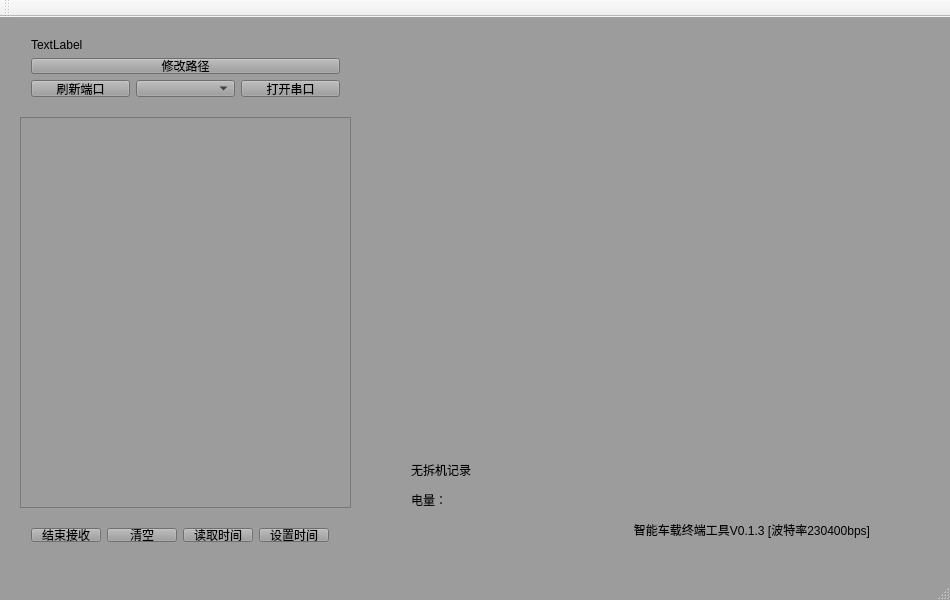
Before: the Qt Designer form Uart_Tool/mainwindow.ui in notrynohigh/b_tp_sendfile, drawn with Qt 5.
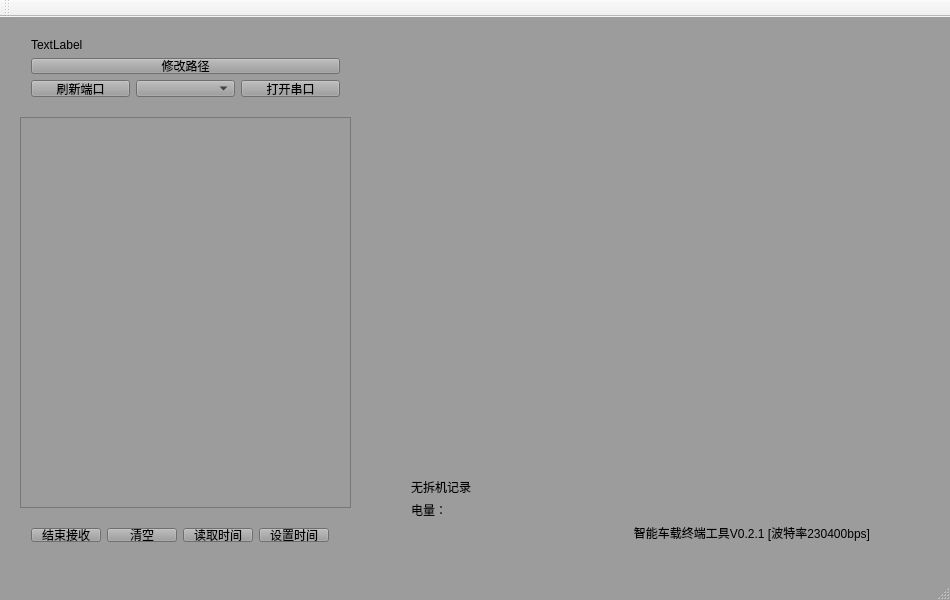
After: the same form once the commit is applied.

Commit message: add face search

Patch:
```diff
--- a/Uart_Tool/mainwindow.ui
+++ b/Uart_Tool/mainwindow.ui
@@ -123,7 +123,7 @@
      <set>Qt::AlignCenter</set>
     </property>
    </widget>
-   <widget class="QWidget" name="">
+   <widget class="QWidget" name="layoutWidget">
     <property name="geometry">
      <rect>
       <x>20</x>
@@ -180,7 +180,7 @@
      </item>
     </layout>
    </widget>
-   <widget class="QWidget" name="">
+   <widget class="QWidget" name="layoutWidget">
     <property name="geometry">
      <rect>
       <x>400</x>
@@ -192,6 +192,13 @@
     <layout class="QVBoxLayout" name="verticalLayout_3">
      <item>
       <layout class="QVBoxLayout" name="verticalLayout_2">
+       <item>
+        <widget class="QLabel" name="search_result">
+         <property name="text">
+          <string/>
+         </property>
+        </widget>
+       </item>
        <item>
         <widget class="QLabel" name="record">
          <property name="text">
@@ -209,7 +216,7 @@
        <item>
         <widget class="QLabel" name="label">
          <property name="text">
-          <string>&lt;html&gt;&lt;head/&gt;&lt;body&gt;&lt;p&gt;智能车载终端工具V0.1.3 [波特率230400bps]&lt;/p&gt;&lt;/body&gt;&lt;/html&gt;</string>
+          <string>&lt;html&gt;&lt;head/&gt;&lt;body&gt;&lt;p&gt;智能车载终端工具V0.2.1 [波特率230400bps]&lt;/p&gt;&lt;/body&gt;&lt;/html&gt;</string>
          </property>
          <property name="alignment">
           <set>Qt::AlignRight|Qt::AlignTrailing|Qt::AlignVCenter</set>
```
The commit also changes 21 other files.
